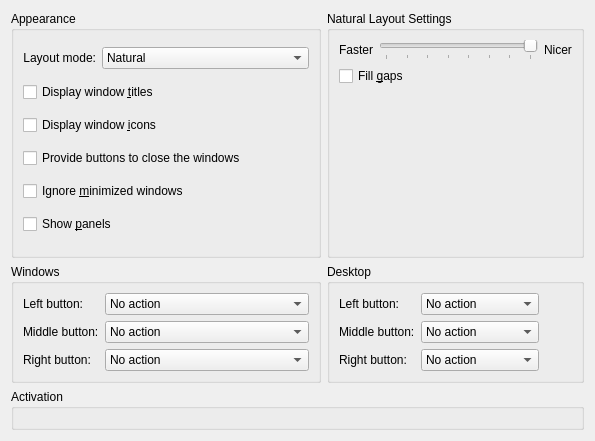
Old version of the form effects/presentwindows/presentwindows_config.ui in the repository KDE/kwin.
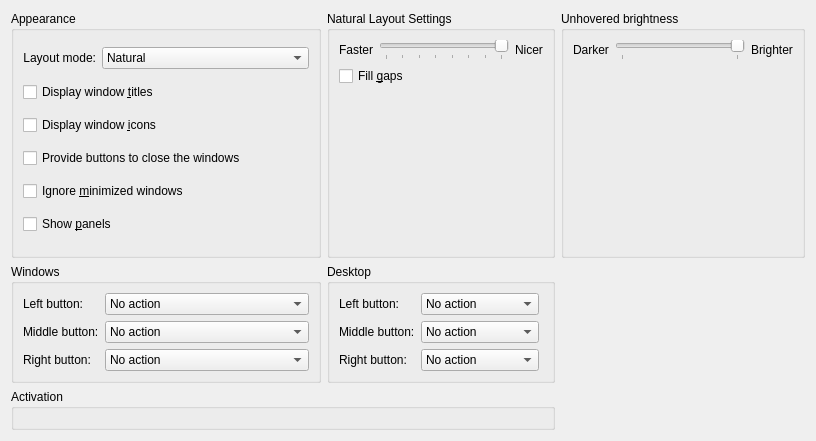
New version of the form. Custom widgets are drawn as their Qt base class.

Patch:
```diff
--- a/effects/presentwindows/presentwindows_config.ui
+++ b/effects/presentwindows/presentwindows_config.ui
@@ -116,6 +116,88 @@
      </layout>
     </widget>
    </item>
+
+
+
+   <item row="0" column="2">
+    <widget class="QGroupBox" name="groupBox_3">
+     <property name="title">
+      <string>Unhovered brightness</string>
+     </property>
+     <layout class="QGridLayout" name="gridLayout_4">
+      <item row="2" column="0" colspan="3">
+       <spacer name="verticalSpacer">
+        <property name="orientation">
+         <enum>Qt::Vertical</enum>
+        </property>
+        <property name="sizeHint" stdset="0">
+         <size>
+          <width>20</width>
+          <height>40</height>
+         </size>
+        </property>
+       </spacer>
+      </item>
+      <item row="0" column="0">
+       <widget class="QLabel" name="label_6">
+        <property name="text">
+         <string>Darker</string>
+        </property>
+       </widget>
+      </item>
+      <item row="0" column="1">
+       <widget class="QSlider" name="kcfg_unhoverBright">
+        <property name="minimumSize">
+         <size>
+          <width>130</width>
+          <height>0</height>
+         </size>
+        </property>
+        <property name="minimum">
+         <number>0</number>
+        </property>
+        <property name="maximum">
+         <number>1</number>
+        </property>
+        <property name="singleStep">
+         <number>0.2</number>
+        </property>
+        <property name="pageStep">
+         <number>0.2</number>
+        </property>
+        <property name="value">
+         <number>0.2</number>
+        </property>
+        <property name="tracking">
+         <bool>true</bool>
+        </property>
+        <property name="orientation">
+         <enum>Qt::Horizontal</enum>
+        </property>
+        <property name="invertedAppearance">
+         <bool>true</bool>
+        </property>
+        <property name="invertedControls">
+         <bool>false</bool>
+        </property>
+        <property name="tickPosition">
+         <enum>QSlider::TicksBelow</enum>
+        </property>
+       </widget>
+      </item>
+      <item row="0" column="2">
+       <widget class="QLabel" name="label_5">
+        <property name="text">
+         <string>Brighter</string>
+        </property>
+       </widget>
+      </item>
+     </layout>
+    </widget>
+   </item>
+
+
+
    <item row="1" column="0">
     <widget class="QGroupBox" name="groupBox_4">
      <property name="title">
```
